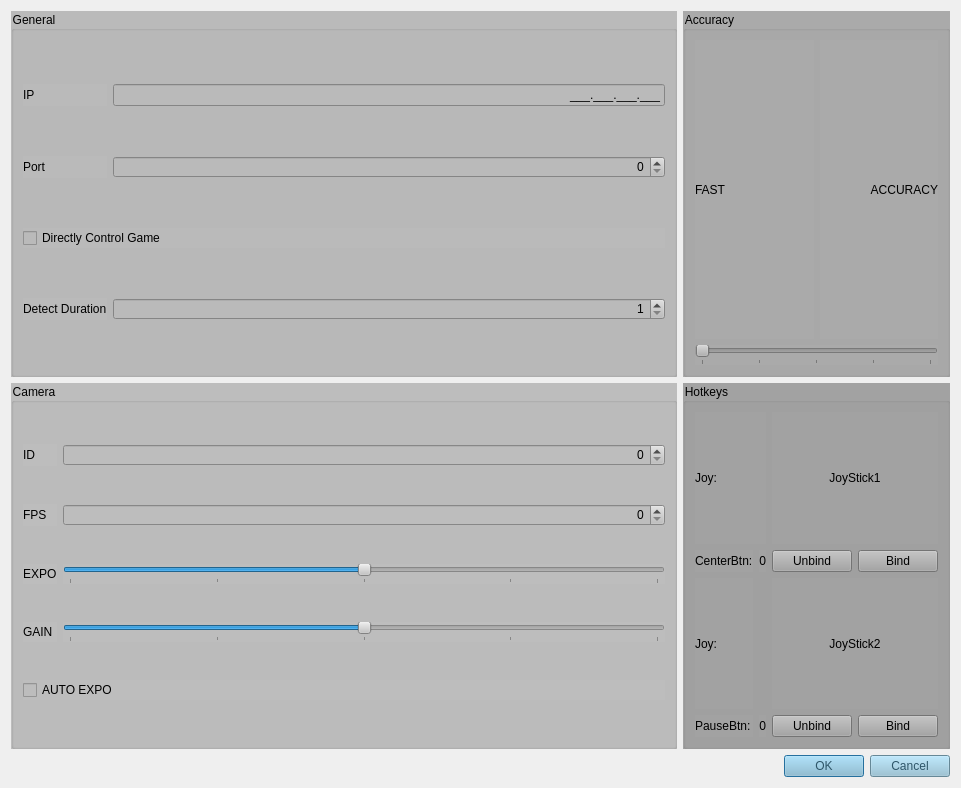
The window that assets/ui/settingconfig.ui (jyfzh/FOXTracker) describes before a commit, drawn with Qt 5.
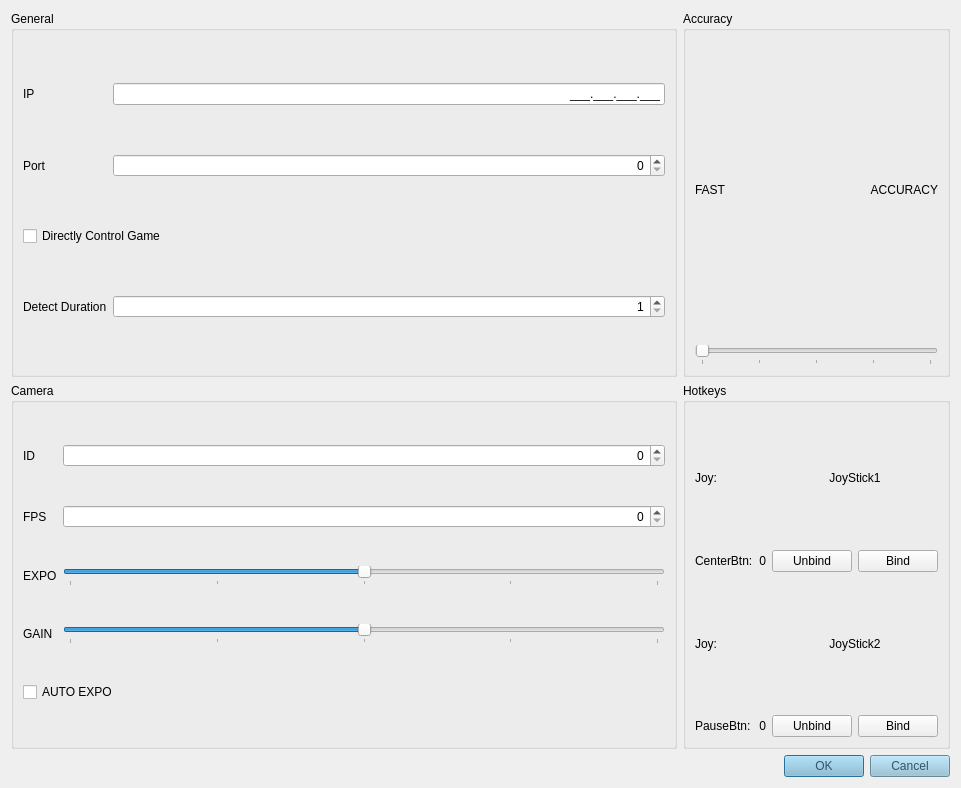
The same window after the commit.

Commit message:
Add status bar FPS and time readouts; polish window and config UI
- Add QStatusBar permanent widgets showing live FPS and time in main window

- Tweak main window UI: resize, rounded west tabs, auto-hide tab bar

- Remove hardcoded group-box background/font stylesheets from SettingConfig UI

Diff of the .ui file:
```diff
--- a/assets/ui/settingconfig.ui
+++ b/assets/ui/settingconfig.ui
@@ -16,9 +16,6 @@
   <layout class="QGridLayout" name="gridLayout_2">
    <item row="0" column="0">
     <widget class="QGroupBox" name="groupBox">
-     <property name="styleSheet">
-      <string notr="true">background-color: rgb(186, 186, 186);</string>
-     </property>
      <property name="title">
       <string>General</string>
      </property>
@@ -98,9 +95,6 @@
      <property name="layoutDirection">
       <enum>Qt::LayoutDirection::LeftToRight</enum>
      </property>
-     <property name="styleSheet">
-      <string notr="true">background-color: rgb(189, 189, 189);</string>
-     </property>
      <property name="title">
       <string>Camera</string>
      </property>
@@ -221,9 +215,6 @@
    </item>
    <item row="0" column="1">
     <widget class="QGroupBox" name="groupBox_2">
-     <property name="styleSheet">
-      <string notr="true">background-color: rgb(170, 170, 170);</string>
-     </property>
      <property name="title">
       <string>Accuracy</string>
      </property>
@@ -269,9 +260,6 @@
    </item>
    <item row="2" column="1">
     <widget class="QGroupBox" name="groupBox_4">
-     <property name="styleSheet">
-      <string notr="true">background-color: rgb(162, 162, 162);</string>
-     </property>
      <property name="title">
       <string>Hotkeys</string>
      </property>
@@ -285,9 +273,6 @@
       </item>
       <item row="2" column="2" colspan="2">
        <widget class="QLabel" name="Hotkey2_Joystick">
-        <property name="styleSheet">
-         <string notr="true">font: 10pt &quot;Source Code Pro&quot;;</string>
-        </property>
         <property name="text">
          <string>JoyStick2</string>
         </property>
```
The commit also changes 3 other files.
